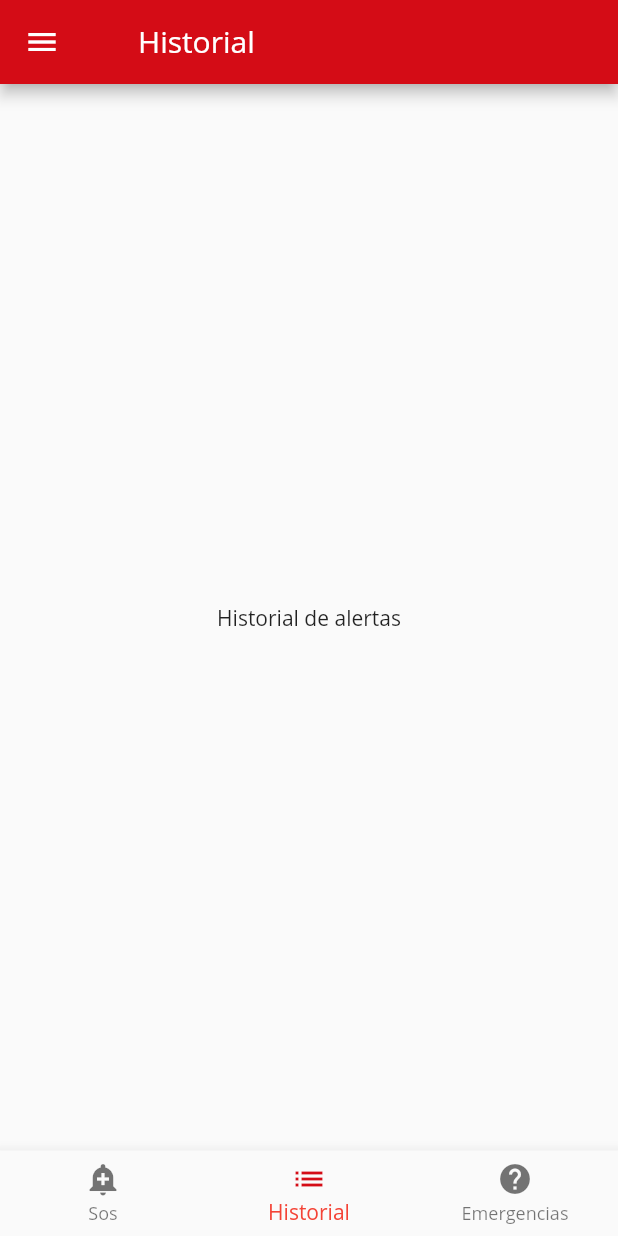
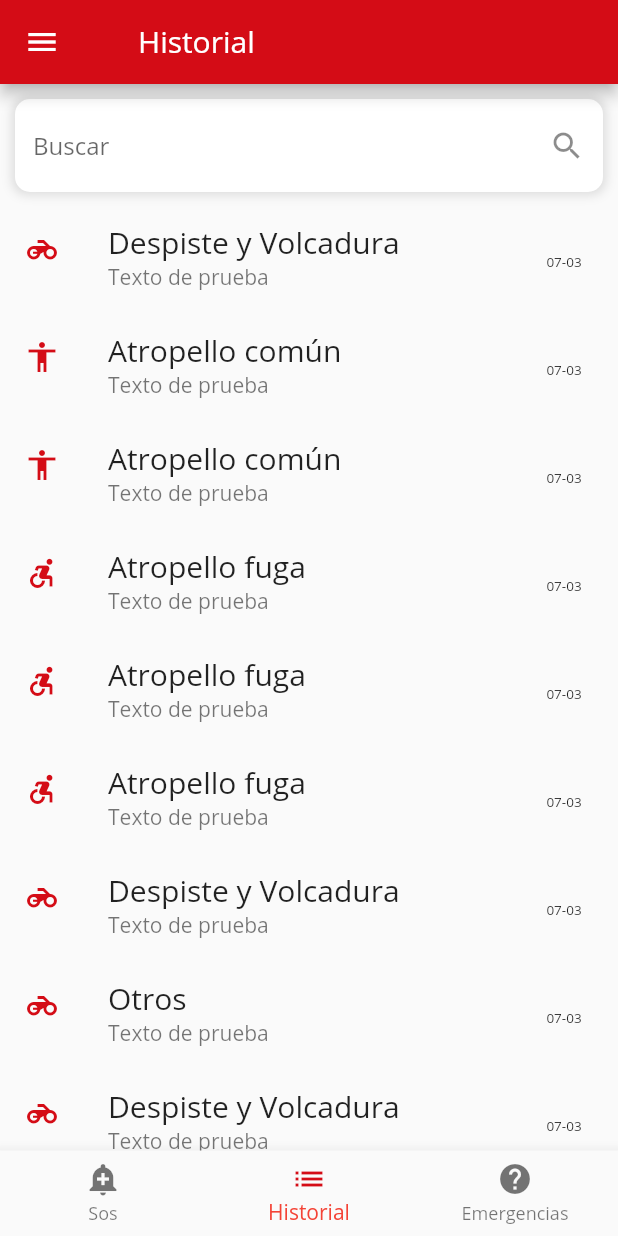
Before and after one commit to lissavcasas/hackathon-mtc, a Flutter app: the screen it shows after launch, item 2 of the bottom bar chosen, on a phone screen of 412 x 824 dp. Run offline on Flutter 3.47's test engine with Material 2 defaults, Android fonts, the light colour scheme and no system bars; our stand-ins replace dio, image_picker, location.

Commit message:
add listview

```diff
--- a/lib/pages/historial_page.dart
+++ b/lib/pages/historial_page.dart
@@ -10,8 +10,96 @@ class HistorialPage extends StatefulWidget {
 class _HistorialPageState extends State<HistorialPage> {
   @override
   Widget build(BuildContext context) {
-    return Center(
-      child:Text('Historial de alertas'),
+    return Container(
+      child: Column(
+        mainAxisAlignment: MainAxisAlignment.spaceEvenly,
+        children: <Widget>[
+          _searcher(context),
+          Expanded(
+            child: _alertList(),
+          )
+        ],
+      ),
     );
   }
+
+  Widget _searcher(BuildContext context) {
+    final size = MediaQuery.of(context).size;
+
+    return Padding(
+      padding: const EdgeInsets.all(10.0),
+      child: Container(
+        width: size.width * 10,
+        decoration: new BoxDecoration(
+          boxShadow: [
+            BoxShadow(
+              color: Colors.black12,
+              blurRadius: 5.0, // has the effect of softening the shadow
+              spreadRadius: 2, // has the effect of extending the shadow
+            )
+          ],
+          borderRadius: new BorderRadius.circular(10.0),
+          //gradient: new LinearGradient(),
+        ),
+        child: TextField(
+          textCapitalization: TextCapitalization.sentences,
+          decoration: InputDecoration(
+            filled: true,
+            fillColor: Colors.white,
+            hintText: 'Buscar',
+            enabledBorder: const OutlineInputBorder(
+              borderRadius: BorderRadius.all(Radius.circular(10.0)),
+              borderSide: const BorderSide(
+                color: Colors.transparent,
+              ),
+            ),
+            focusedBorder: OutlineInputBorder(
+              borderRadius: BorderRadius.all(Radius.circular(10.0)),
+              borderSide: BorderSide(color: Colors.transparent),
+            ),
+            suffixIcon: Icon(
+              Icons.search,
+              color: Colors.black45,
+            ),
+          ),
+        ),
+      ),
+    );
+  }
+
+  Widget _alertList() => ListView(
+        children: [
+          _tile('Despiste y Volcadura', 'Texto de prueba', Icons.motorcycle),
+          _tile('Atropello común', 'Texto de prueba', Icons.accessibility),
+          _tile('Atropello común', 'Texto de prueba', Icons.accessibility),
+          _tile('Atropello fuga', 'Texto de prueba', Icons.accessible_forward),
+          _tile('Atropello fuga', 'Texto de prueba', Icons.accessible_forward),
+          _tile('Atropello fuga', 'Texto de prueba', Icons.accessible_forward),
+          _tile('Despiste y Volcadura', 'Texto de prueba', Icons.motorcycle),
+          _tile('Otros', 'Texto de prueba', Icons.motorcycle),
+          _tile('Despiste y Volcadura', 'Texto de prueba', Icons.motorcycle),
+          _tile('Despiste y Volcadura', 'Texto de prueba', Icons.motorcycle),
+        ],
+      );
+
+  ListTile _tile(String title, String subtitle, IconData icon) => ListTile(
+        title: Text(title,
+            style: TextStyle(
+              fontWeight: FontWeight.w500,
+              fontSize: 20,
+            )),
+        subtitle: Text(subtitle),
+        leading: Icon(
+          icon,
+          color: Color(0xFFD40C16),
+        ),
+        trailing: Container(
+          width: 40,
+          child: Text(
+            '07-03',
+            style: TextStyle(fontSize: 9, fontWeight: FontWeight.w500),
+            textAlign: TextAlign.center,
+          ),
+        ),
+      );
 }
```
